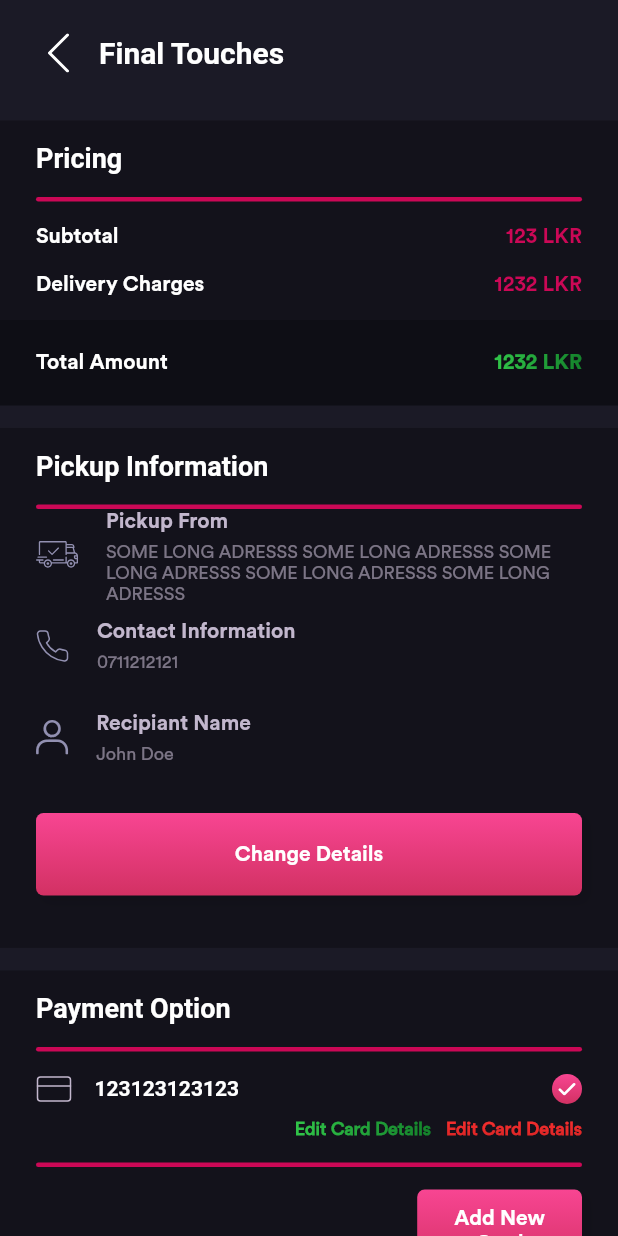
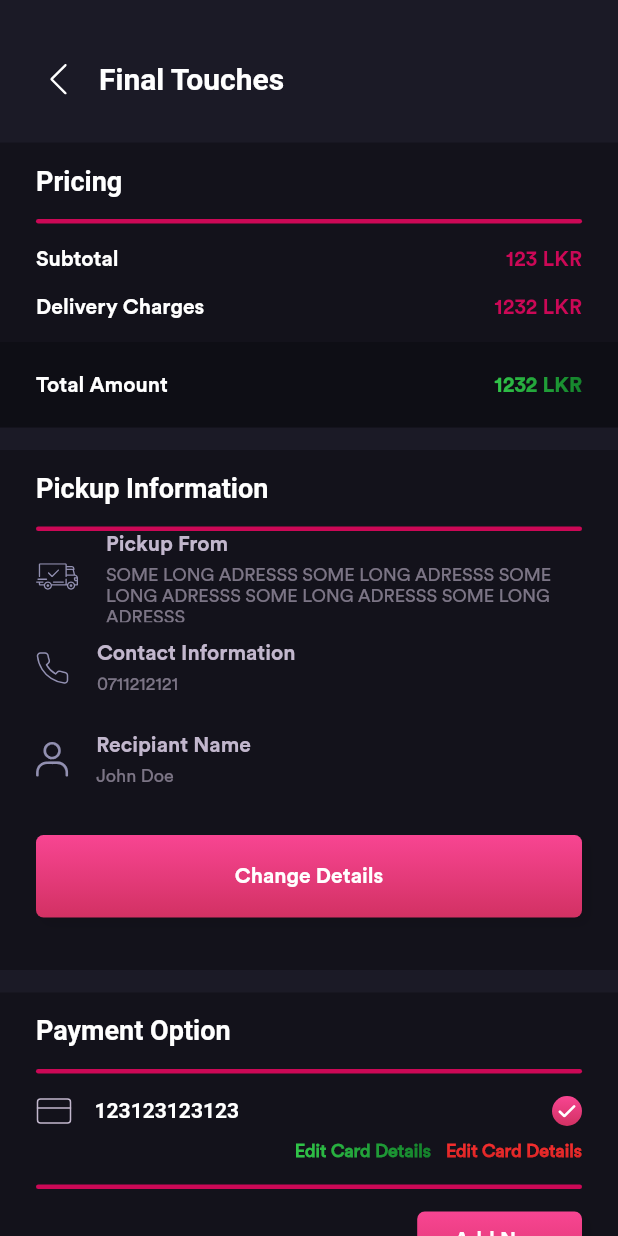
Before and after one commit to therealsuji/play-hq-flutter, a Flutter app: the PaymentScreen screen opened by its route, on a phone screen of 412 x 824 dp. Run offline on Flutter 3.47's test engine with Material 2 defaults, Android fonts, the phone set to English and light mode, and no system bars; our stand-ins replace another_flushbar, cached_network_image, dots_indicator, dotted_border, event_bus, firebase_auth and 12 more; missing offline and left inert: flutter_facebook_auth, places_service; accounts and stored records are empty; Roboto replaces fonts that are missing (Neusa Std); statements that could not run were skipped.

Commit message:
changed app bar widget

```diff
--- a/lib/screens/payment/payment_screen.dart
+++ b/lib/screens/payment/payment_screen.dart
@@ -34,15 +34,16 @@ class _PaymentScreenState extends State<PaymentScreen> {
   @override
   Widget build(BuildContext context) {
     return Scaffold(
+      backgroundColor: BACKGROUND_COLOR,
+      appBar: CustomAppBarWidget(
+        title: "Final Touches",
+        showNotificationIcon: false,
+      ),
       body: CustomBody(
         paddingLeft: 0.0,
         paddingRight: 0.0,
         paddingTop: 0,
         body: [
-          CustomAppBarWidget(
-            title: "Final Touches",
-            showNotificationIcon: false,
-          ),
           Container(
             color: MAIN_CONTAINER_COLOR.withOpacity(0.4),
             margin: EdgeInsets.only(top: 15.0),
--- a/lib/widgets/custom_app_bar_widget.dart
+++ b/lib/widgets/custom_app_bar_widget.dart
@@ -12,7 +12,7 @@ class CustomAppBarWidget extends StatelessWidget implements PreferredSizeWidget
   final double? paddingTop;
 
   @override
-  final Size preferredSize = const Size(0, 0);
+  final Size preferredSize = const Size(0, 80);
 
   CustomAppBarWidget(
       {required this.title, this.hasNotification = false, this.showNotificationIcon = true, this.paddingTop});
@@ -21,7 +21,7 @@ class CustomAppBarWidget extends StatelessWidget implements PreferredSizeWidget
   Widget build(BuildContext context) {
     return Padding(
       padding:
-          EdgeInsets.only(top: paddingTop ?? ScreenUtils.getDesignHeight(20), bottom: 15.0, left: 24.0, right: 24.0),
+          EdgeInsets.only(top: paddingTop ?? ScreenUtils.getDesignHeight(40), bottom: 15.0, left: 24.0, right: 24.0),
       child: Row(
         mainAxisAlignment: MainAxisAlignment.spaceBetween,
         children: [
```
